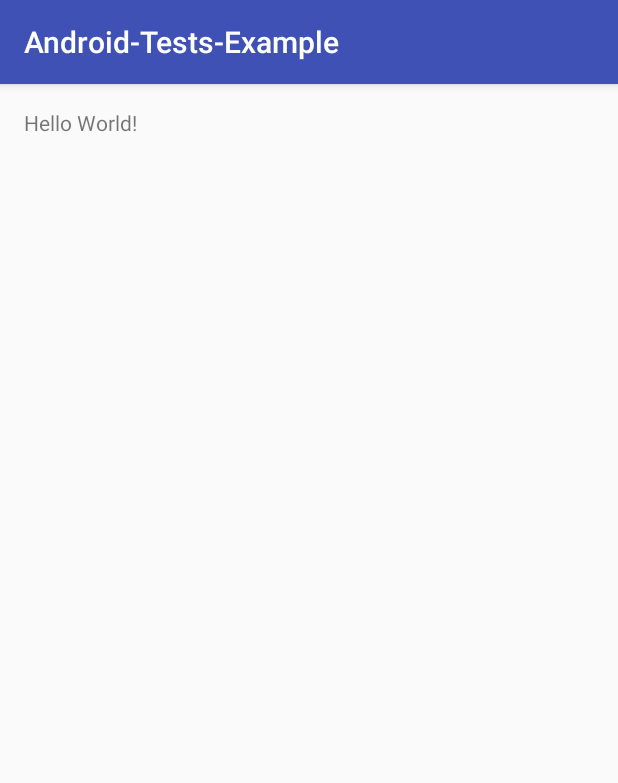
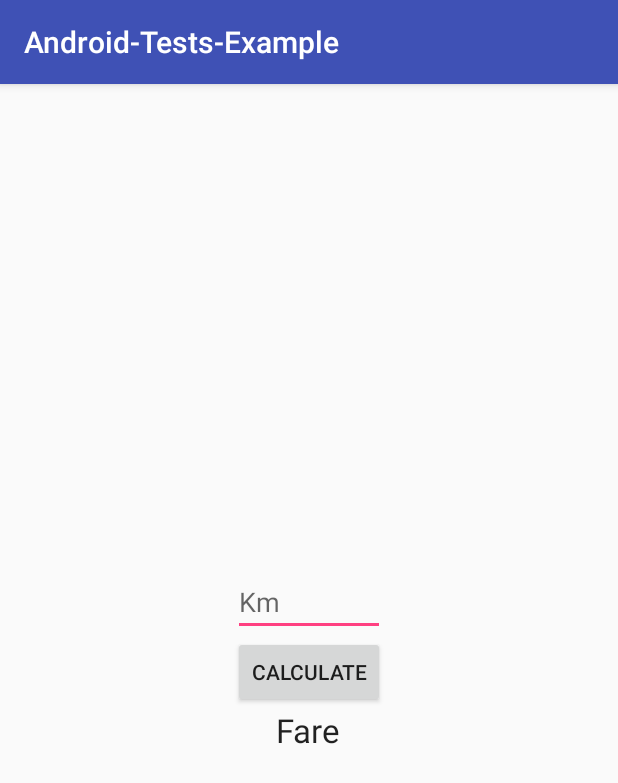
Before and after one commit to championswimmer/Android-Tests-Example, an Android app: the screen it shows after launch (MainActivity), on a phone screen of 412 x 824 dp. Shown: the top 783 px of the screen. Run offline under Robolectric (Android 15) with nearby library versions, the phone set to English and light mode, and no system bars.

Commit message:
step 2 : add km to fare conversion

```diff
--- a/app/src/main/java/in/championswimmer/android_tests_example/MainActivity.java
+++ b/app/src/main/java/in/championswimmer/android_tests_example/MainActivity.java
@@ -2,12 +2,47 @@ package in.championswimmer.android_tests_example;
 
 import android.support.v7.app.AppCompatActivity;
 import android.os.Bundle;
+import android.view.View;
+import android.widget.Button;
+import android.widget.EditText;
+import android.widget.TextView;
+
+import java.text.DecimalFormat;
 
 public class MainActivity extends AppCompatActivity {
+
+    EditText km;
+    Button calc;
+    TextView fare;
 
     @Override
     protected void onCreate(Bundle savedInstanceState) {
         super.onCreate(savedInstanceState);
         setContentView(R.layout.activity_main);
+
+        km = (EditText) findViewById(R.id.editText);
+        calc = (Button) findViewById(R.id.button);
+        fare = (TextView) findViewById(R.id.textView);
+
+        calc.setOnClickListener(new View.OnClickListener() {
+            @Override
+            public void onClick(View v) {
+                Double dist = Double.valueOf(km.getText().toString());
+                String rupees = formatFare(fareFromKm(dist));
+                fare.setText(rupees);
+
+            }
+        });
+
+    }
+
+    public static String formatFare (double fare) {
+        DecimalFormat precision = new DecimalFormat("0.00");
+        return precision.format(fare);
+    }
+
+    public static Double fareFromKm (double km) {
+        double fare = (25) + ((km - 2) * 9);
+        return fare;
     }
 }
--- a/app/src/main/res/layout/activity_main.xml
+++ b/app/src/main/res/layout/activity_main.xml
@@ -9,8 +9,35 @@
     android:paddingTop="@dimen/activity_vertical_margin"
     tools:context="in.championswimmer.android_tests_example.MainActivity">
 
-    <TextView
+    <LinearLayout
+        android:orientation="vertical"
         android:layout_width="wrap_content"
         android:layout_height="wrap_content"
-        android:text="Hello World!" />
+        android:layout_centerVertical="true"
+        android:layout_centerHorizontal="true">
+
+        <EditText
+            android:layout_width="match_parent"
+            android:layout_height="wrap_content"
+            android:inputType="numberDecimal"
+            android:ems="5"
+            android:hint="Km"
+            android:id="@+id/editText"
+            android:layout_gravity="center_horizontal" />
+
+        <Button
+            android:layout_width="wrap_content"
+            android:layout_height="wrap_content"
+            android:text="Calculate"
+            android:id="@+id/button"
+            android:layout_gravity="center_horizontal" />
+
+        <TextView
+            android:layout_width="wrap_content"
+            android:layout_height="wrap_content"
+            android:textAppearance="?android:attr/textAppearanceLarge"
+            android:text="Fare"
+            android:id="@+id/textView"
+            android:layout_gravity="center_horizontal" />
+    </LinearLayout>
 </RelativeLayout>
```
